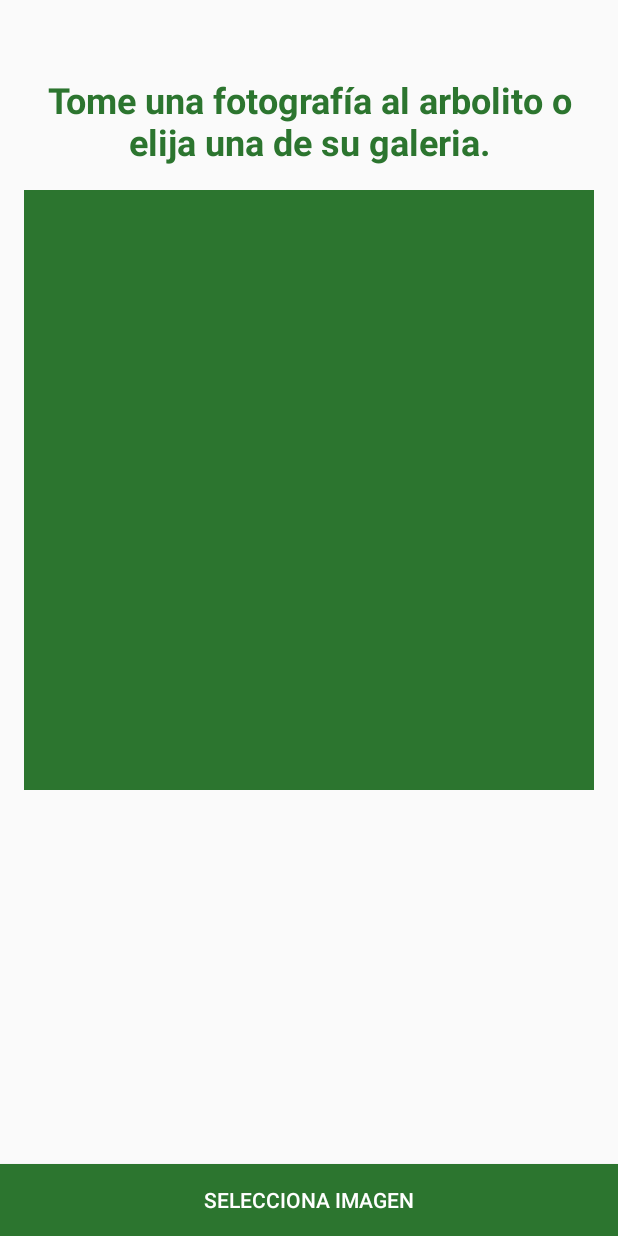
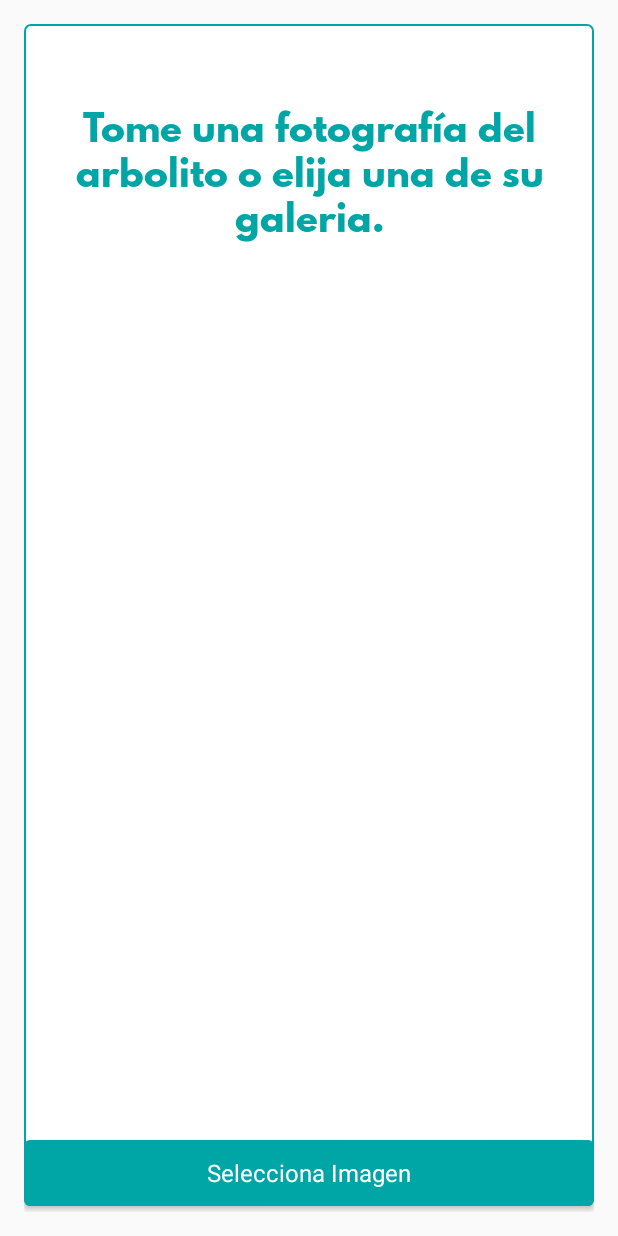
Before and after one commit to JAGSJAGS/YoPlantoUnArbolitoApp, an Android app: the RegisterPhotoActivity screen opened directly, with no data from a screen before it, on a phone screen of 412 x 824 dp. Run offline under Robolectric (Android 15) with nearby library versions, the phone set to English and light mode, and no system bars; our stand-ins replace Volley; network calls fail; pictures from the network do not load; Roboto replaces fonts that are not available here.

Commit message:
estilos y mas estilos

```diff
--- a/app/src/main/res/layout/activity_main.xml
+++ b/app/src/main/res/layout/activity_main.xml
@@ -17,9 +17,9 @@
     <TextView
             android:text="Inicializando"
             android:layout_width="wrap_content"
-            android:layout_height="wrap_content" android:id="@+id/textView2"
+            android:layout_height="wrap_content"
             app:layout_constraintBottom_toBottomOf="parent"
             app:layout_constraintEnd_toEndOf="parent" app:layout_constraintStart_toStartOf="parent"
             app:layout_constraintHorizontal_bias="0.498" app:layout_constraintTop_toBottomOf="@+id/progressBar"
-            app:layout_constraintVertical_bias="0.062" android:textColor="#4CAF50"/>
+            app:layout_constraintVertical_bias="0.062" style="@style/text_1"/>
 </androidx.constraintlayout.widget.ConstraintLayout>
--- a/app/src/main/res/layout/activity_register_photo.xml
+++ b/app/src/main/res/layout/activity_register_photo.xml
@@ -1,32 +1,37 @@
 <?xml version="1.0" encoding="utf-8"?>
-<androidx.constraintlayout.widget.ConstraintLayout
-    xmlns:android="http://schemas.android.com/apk/res/android"
+<LinearLayout xmlns:android="http://schemas.android.com/apk/res/android"
         xmlns:tools="http://schemas.android.com/tools"
         xmlns:app="http://schemas.android.com/apk/res-auto"
         android:layout_width="match_parent"
         android:layout_height="match_parent"
         tools:context=".RegisterPhotoActivity">
+    <androidx.constraintlayout.widget.ConstraintLayout
+            android:layout_width="match_parent"
+            android:layout_height="match_parent"
+            android:background="@drawable/border_blue"
+            android:layout_margin="16dp">
 
 
         <TextView
                 android:layout_width="match_parent"
                 android:layout_height="wrap_content"
-            android:text="Tome una fotografía al arbolito o elija una de su galeria."
+                android:text="Tome una fotografía del arbolito o elija una de su galeria."
                 android:textSize="24sp"
                 android:textStyle="bold"
                 android:layout_centerHorizontal="true"
                 android:id="@+id/textView" app:layout_constraintTop_toTopOf="parent"
                 tools:ignore="MissingConstraints" android:layout_marginTop="50dp"
                 app:layout_constraintEnd_toEndOf="parent" app:layout_constraintStart_toStartOf="parent"
-            android:textAlignment="center" android:layout_marginStart="30dp" android:layout_marginEnd="30dp"/>
+                android:textAlignment="center" android:layout_marginStart="30dp" android:layout_marginEnd="30dp"
+                style="@style/title_1"/>
         <TextView
                 android:text="TextView"
                 android:layout_width="match_parent"
                 android:layout_height="wrap_content" android:id="@+id/textViewErrorsRegisterPhoto"
-            android:textColor="#F44336"
                 app:layout_constraintTop_toBottomOf="@+id/textView"
                 app:layout_constraintEnd_toEndOf="parent" app:layout_constraintStart_toStartOf="parent"
-            android:layout_marginStart="16dp" android:layout_marginEnd="16dp" android:layout_marginTop="16dp"/>
+                android:layout_marginStart="16dp" android:layout_marginEnd="16dp" android:layout_marginTop="16dp"
+                style="@style/text_3"/>
         <Button
                 android:layout_width="match_parent"
                 android:layout_height="wrap_content"
@@ -35,12 +40,11 @@
                 android:layout_alignParentLeft="true"
                 android:layout_alignParentStart="true"
                 android:onClick="onclick"
-            android:textColor="#ffff"
                 android:id="@+id/btnCargarImg"
                 app:layout_constraintStart_toStartOf="parent" app:layout_constraintBottom_toBottomOf="parent"
-            android:background="@drawable/login_edit_text_border"/>
+                android:background="@drawable/button_1" style="@style/text_2"/>
         <ImageView
-            android:layout_width="match_parent"
+                android:layout_width="wrap_content"
                 android:id="@+id/imagemId"
                 android:layout_below="@+id/textView"
                 android:layout_alignRight="@+id/textView"
@@ -49,7 +53,7 @@
                 app:layout_constraintStart_toStartOf="parent"
                 app:layout_constraintTop_toBottomOf="@+id/textViewErrorsRegisterPhoto"
                 android:layout_height="400dp" android:layout_marginStart="16dp"
-            android:layout_marginEnd="16dp" android:background="@drawable/login_edit_text_border"
+                android:layout_marginEnd="16dp"
                 android:layout_marginTop="16dp"/>
         <Button
                 android:onClick="OnclickSavePhoto"
@@ -59,7 +63,8 @@
                 app:layout_constraintStart_toStartOf="parent"
                 app:layout_constraintEnd_toEndOf="parent"
                 app:layout_constraintHorizontal_bias="0.497" app:layout_constraintTop_toBottomOf="@+id/imagemId"
-            android:layout_marginStart="16dp" android:layout_marginEnd="16dp"/>
+                android:layout_marginStart="16dp" android:layout_marginEnd="16dp" style="@style/text_2"
+                android:background="@drawable/button_1"/>
         <ProgressBar
                 style="?android:attr/progressBarStyle"
                 android:layout_width="wrap_content"
@@ -72,6 +77,7 @@
                 android:layout_width="wrap_content"
                 android:layout_height="wrap_content" android:id="@+id/textViewLoadPhoto"
                 app:layout_constraintTop_toBottomOf="@+id/loadPhoto" app:layout_constraintStart_toStartOf="parent"
-            app:layout_constraintEnd_toEndOf="parent" android:textColor="#4CAF50" android:textSize="20sp"
-            android:textStyle="bold"/>
+                app:layout_constraintEnd_toEndOf="parent" android:textSize="20sp"
+                android:textStyle="bold" style="@style/text_2"/>
     </androidx.constraintlayout.widget.ConstraintLayout>
+</LinearLayout>
```
Also changed, not shown: app/src/main/res/layout/activity_adopt_tree.xml (+2 -9 lines). Lines whose indentation alone changed are shown as unchanged.
